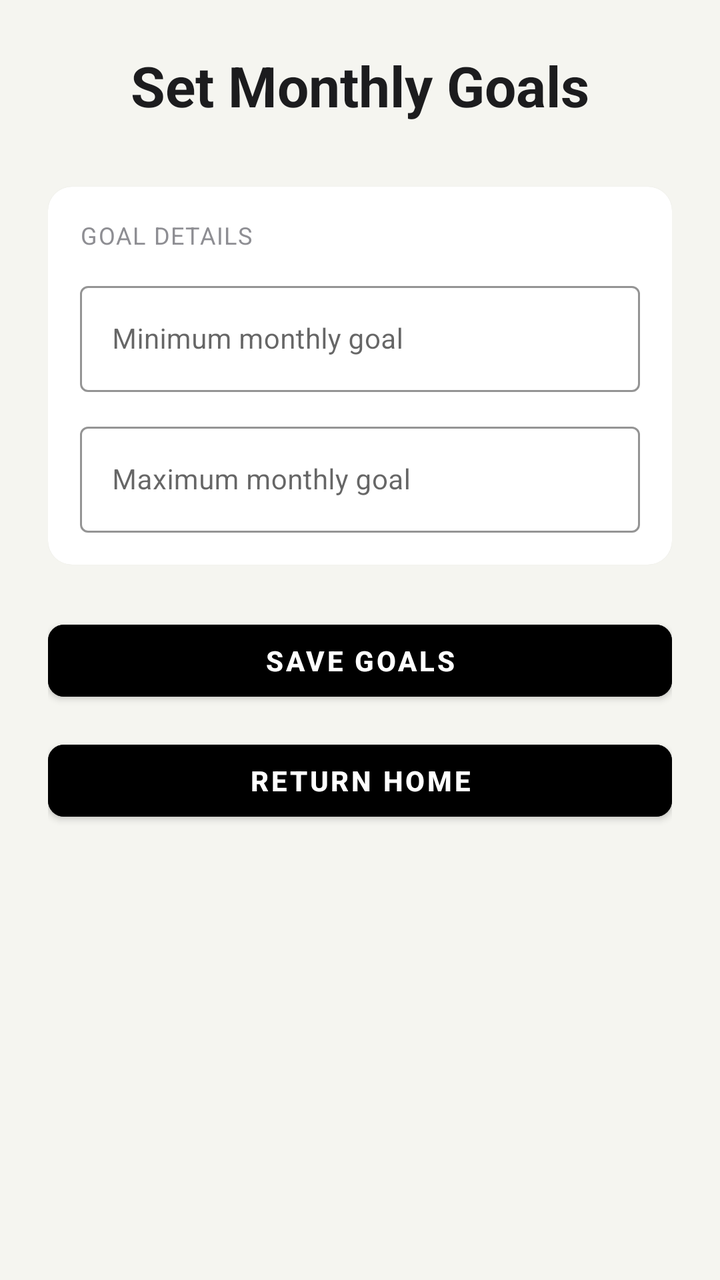
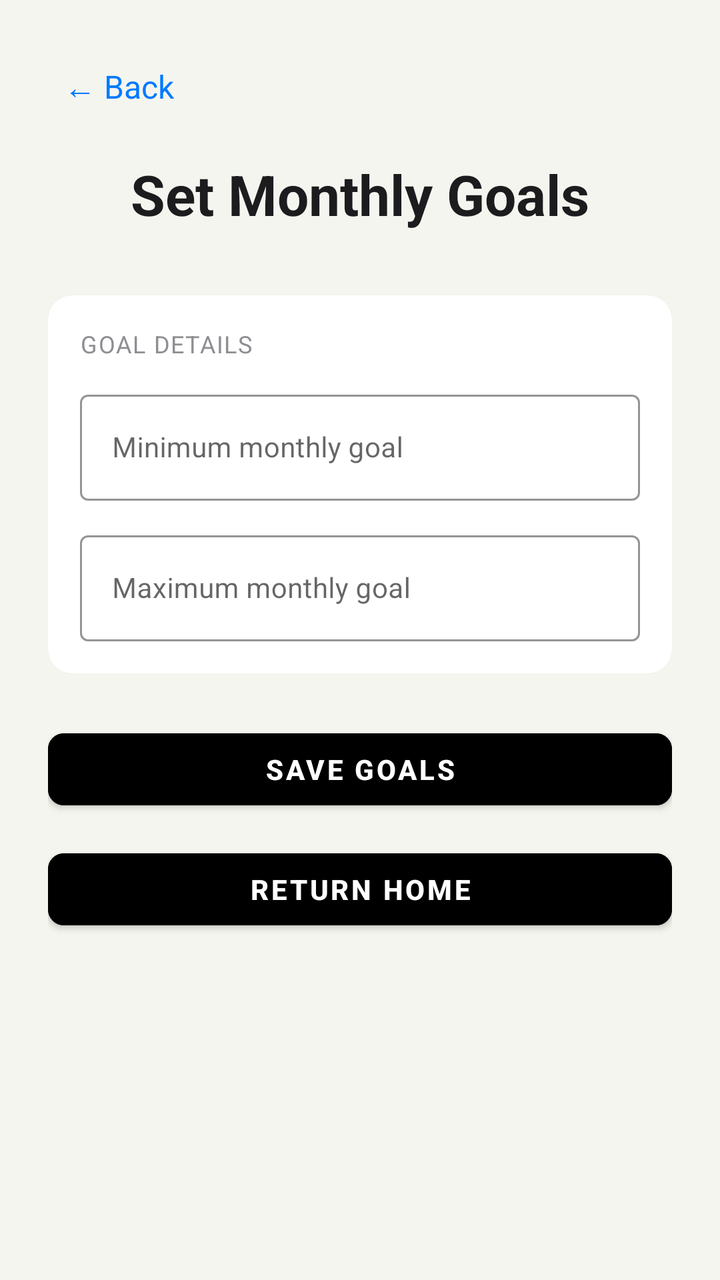

Screens rendered from an Android XML layout before and after an edit, with the pre-edit source and the edit as a unified diff.
<!-- AndroidManifest.xml: application theme Theme.HarmonieBudget -->
<!-- res/layout/activity_goal.xml -->
<?xml version="1.0" encoding="utf-8"?>
<androidx.core.widget.NestedScrollView
    xmlns:android="http://schemas.android.com/apk/res/android"
    xmlns:app="http://schemas.android.com/apk/res-auto"
    android:layout_width="match_parent"
    android:layout_height="match_parent"
    android:fillViewport="true"
    android:background="@color/background_light">

    <LinearLayout
        android:layout_width="match_parent"
        android:layout_height="wrap_content"
        android:orientation="vertical"
        android:padding="24dp">

        <TextView
            android:id="@+id/tv_goal_title"
            android:layout_width="wrap_content"
            android:layout_height="wrap_content"
            android:layout_gravity="center_horizontal"
            android:text="@string/set_monthly_goals"
            android:textColor="@color/text_primary_light"
            android:textSize="28sp"
            android:textStyle="bold" />

        <com.google.android.material.card.MaterialCardView
            android:layout_width="match_parent"
            android:layout_height="wrap_content"
            android:layout_marginTop="32dp"
            app:cardBackgroundColor="@color/surface_light"
            app:cardCornerRadius="12dp"
            app:cardElevation="1dp"
            app:strokeWidth="0dp">

            <LinearLayout
                android:layout_width="match_parent"
                android:layout_height="wrap_content"
                android:orientation="vertical"
                android:padding="16dp">

                <TextView
                    android:layout_width="wrap_content"
                    android:layout_height="wrap_content"
                    android:letterSpacing="0.05"
                    android:text="@string/goal_details"
                    android:textAllCaps="true"
                    android:textColor="@color/text_secondary_light"
                    android:textSize="12sp" />

                <com.google.android.material.textfield.TextInputLayout
                    android:id="@+id/til_min_goal"
                    android:layout_width="match_parent"
                    android:layout_height="wrap_content"
                    android:layout_marginTop="12dp"
                    style="@style/Widget.MaterialComponents.TextInputLayout.OutlinedBox"
                    app:boxStrokeColor="@color/accent_blue">

                    <com.google.android.material.textfield.TextInputEditText
                        android:id="@+id/et_min_goal"
                        android:layout_width="match_parent"
                        android:layout_height="wrap_content"
                        android:hint="@string/hint_min_goal"
                        android:inputType="numberDecimal"
                        android:textColor="@color/text_primary_light"
                        android:textSize="14sp" />
                </com.google.android.material.textfield.TextInputLayout>

                <com.google.android.material.textfield.TextInputLayout
                    android:id="@+id/til_max_goal"
                    android:layout_width="match_parent"
                    android:layout_height="wrap_content"
                    android:layout_marginTop="12dp"
                    style="@style/Widget.MaterialComponents.TextInputLayout.OutlinedBox"
                    app:boxStrokeColor="@color/accent_blue">

                    <com.google.android.material.textfield.TextInputEditText
                        android:id="@+id/et_max_goal"
                        android:layout_width="match_parent"
                        android:layout_height="wrap_content"
                        android:hint="@string/hint_max_goal"
                        android:inputType="numberDecimal"
                        android:textColor="@color/text_primary_light"
                        android:textSize="14sp" />
                </com.google.android.material.textfield.TextInputLayout>

            </LinearLayout>
        </com.google.android.material.card.MaterialCardView>

        <Button
            android:id="@+id/btn_save_goals"
            style="@style/StandardButton"
            android:layout_width="match_parent"
            android:layout_height="wrap_content"
            android:layout_marginTop="24dp"
            android:text="@string/btn_save_goals" />

        <Button
            android:id="@+id/btn_return_home"
            style="@style/StandardButton"
            android:layout_width="match_parent"
            android:layout_height="wrap_content"
            android:layout_marginTop="12dp"
            android:text="@string/return_home" />

    </LinearLayout>
</androidx.core.widget.NestedScrollView>
<!-- resources referenced by this layout -->
<resources>
  <color name="accent_blue">#007AFF</color>
  <color name="background_light">#F5F5F0</color>
  <color name="surface_light">#FFFFFF</color>
  <color name="text_primary_light">#1C1C1E</color>
  <color name="text_secondary_light">#8E8E93</color>
  <string name="btn_save_goals">Save Goals</string>
  <string name="goal_details">GOAL DETAILS</string>
  <string name="hint_max_goal">Maximum monthly goal</string>
  <string name="hint_min_goal">Minimum monthly goal</string>
  <string name="return_home">Return Home</string>
  <string name="set_monthly_goals">Set Monthly Goals</string>
  <style name="StandardButton" parent="Widget.MaterialComponents.Button">
          <item name="android:backgroundTint">@color/button_background_standard</item>
          <item name="android:textColor">@color/button_text_standard</item>
          <item name="android:textSize">14sp</item>
          <item name="android:textStyle">bold</item>
          <item name="android:minHeight">48dp</item>
          <item name="android:minWidth">0dp</item>
          <item name="android:paddingStart">16dp</item>
          <item name="android:paddingEnd">16dp</item>
          <item name="cornerRadius">8dp</item>
      </style>
  <style name="Theme.HarmonieBudget" parent="Theme.MaterialComponents.DayNight.NoActionBar">
  
          <item name="colorPrimary">@color/purple_500</item>
          <item name="colorPrimaryVariant">@color/purple_700</item>
          <item name="colorSecondary">@color/teal_200</item>
  
          <item name="android:windowBackground">@color/background_light</item>
  
          
          <item name="android:textColor">@color/text_primary_light</item>
          <item name="android:textColorPrimary">@color/text_primary_light</item>
          <item name="android:textColorSecondary">@color/text_secondary_light</item>
          <item name="android:textColorHint">@color/text_hint_light</item>
  
          <item name="colorControlNormal">@color/text_secondary_light</item>
          <item name="colorControlActivated">@color/accent_blue</item>
          <item name="colorButtonNormal">@color/button_background_standard</item>
  
          <item name="cardViewStyle">@style/CardViewLight</item>
  
      </style>
  <color name="button_background_standard">#000000</color>
  <color name="button_text_standard">#FFFFFF</color>
  <color name="purple_500">#FF6200EE</color>
  <color name="purple_700">#FF3700B3</color>
  <color name="teal_200">#FF03DAC5</color>
  <color name="text_hint_light">#C7C7CC</color>
  <style name="CardViewLight" parent="CardView">
          <item name="cardBackgroundColor">@color/surface_light</item>
          <item name="cardElevation">1dp</item>
          <item name="cardCornerRadius">12dp</item>
      </style>
</resources>

<!-- the commit's change to res/layout/activity_goal.xml (unified diff, before → after) -->
@@ -12,6 +12,19 @@
         android:layout_height="wrap_content"
         android:orientation="vertical"
         android:padding="24dp">
+
+        
+        <TextView
+            android:id="@+id/iv_back_arrow"
+            android:layout_width="wrap_content"
+            android:layout_height="wrap_content"
+            android:text="@string/back_arrow"
+            android:textSize="16sp"
+            android:textColor="@color/accent_blue"
+            android:padding="8dp"
+            android:layout_marginBottom="16dp"
+            android:clickable="true"
+            android:focusable="true" />
 
         <TextView
             android:id="@+id/tv_goal_title"
@@ -94,6 +107,7 @@
             android:layout_marginTop="24dp"
             android:text="@string/btn_save_goals" />
 
+        
         <Button
             android:id="@+id/btn_return_home"
             style="@style/StandardButton"
<!-- resource entries referenced after the edit -->
@@ -5,6 +5,7 @@
   <color name="surface_light">#FFFFFF</color>
   <color name="text_primary_light">#1C1C1E</color>
   <color name="text_secondary_light">#8E8E93</color>
+  <string name="back_arrow">← Back</string>
   <string name="btn_save_goals">Save Goals</string>
   <string name="goal_details">GOAL DETAILS</string>
   <string name="hint_max_goal">Maximum monthly goal</string>
